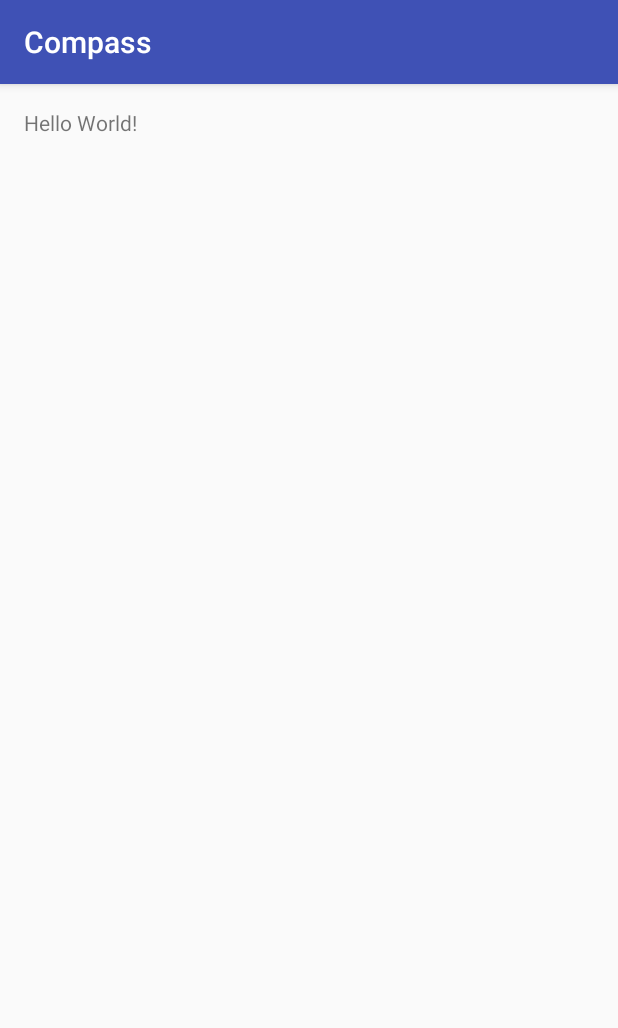
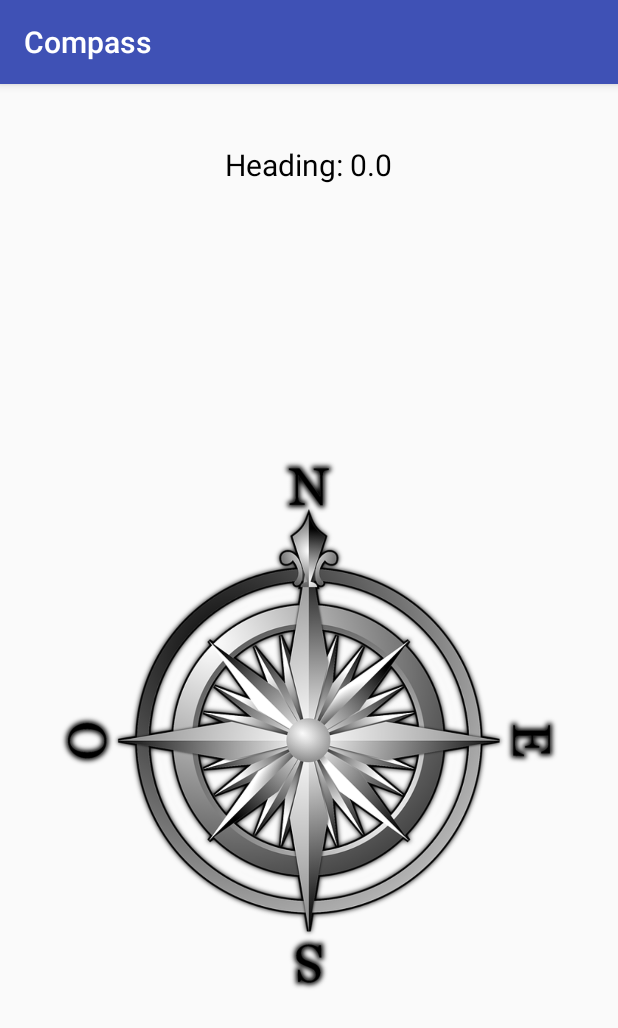
Before and after one commit to Krystev/compass, an Android app: the screen it shows after launch (MainActivity), on a phone screen of 412 x 824 dp. Shown: the top 1028 px of the screen. Run offline under Robolectric (Android 15) with nearby library versions, the light colour scheme and no system bars.

Commit message:
Compass image and TextView shows the user what degree is he heading

```diff
--- a/app/build.gradle
+++ b/app/build.gradle
@@ -23,4 +23,5 @@ dependencies {
     compile fileTree(dir: 'libs', include: ['*.jar'])
     testCompile 'junit:junit:4.12'
     compile 'com.android.support:appcompat-v7:23.4.0'
+    compile 'com.jakewharton:butterknife:8.2.1'
 }
--- a/app/src/main/java/com/inveitix/android/compass/MainActivity.java
+++ b/app/src/main/java/com/inveitix/android/compass/MainActivity.java
@@ -1,13 +1,26 @@
 package com.inveitix.android.compass;
 
+import android.hardware.Sensor;
+import android.hardware.SensorEvent;
+import android.hardware.SensorEventListener;
 import android.support.v7.app.AppCompatActivity;
 import android.os.Bundle;
 
-public class MainActivity extends AppCompatActivity {
+public class MainActivity extends AppCompatActivity implements SensorEventListener{
 
     @Override
     protected void onCreate(Bundle savedInstanceState) {
         super.onCreate(savedInstanceState);
         setContentView(R.layout.activity_main);
     }
+
+    @Override
+    public void onSensorChanged(SensorEvent event) {
+
+    }
+
+    @Override
+    public void onAccuracyChanged(Sensor sensor, int accuracy) {
+
+    }
 }
--- a/app/src/main/res/layout/activity_main.xml
+++ b/app/src/main/res/layout/activity_main.xml
@@ -1,16 +1,26 @@
 <?xml version="1.0" encoding="utf-8"?>
 <RelativeLayout xmlns:android="http://schemas.android.com/apk/res/android"
-    xmlns:tools="http://schemas.android.com/tools"
     android:layout_width="match_parent"
-    android:layout_height="match_parent"
-    android:paddingBottom="@dimen/activity_vertical_margin"
-    android:paddingLeft="@dimen/activity_horizontal_margin"
-    android:paddingRight="@dimen/activity_horizontal_margin"
-    android:paddingTop="@dimen/activity_vertical_margin"
-    tools:context="com.inveitix.android.compass.MainActivity">
+    android:layout_height="match_parent">
 
     <TextView
+        android:id="@+id/txt_heading"
         android:layout_width="wrap_content"
         android:layout_height="wrap_content"
-        android:text="Hello World!" />
+        android:layout_centerHorizontal="true"
+        android:textSize="20sp"
+        android:textColor="@android:color/black"
+        android:layout_marginBottom="20dp"
+        android:layout_marginTop="40dp"
+        android:text="@string/heading_0_0" />
+
+    <ImageView
+        android:id="@+id/img_compass"
+        android:layout_margin="40dp"
+        android:layout_width="wrap_content"
+        android:layout_height="wrap_content"
+        android:layout_below="@+id/txt_heading"
+        android:layout_centerHorizontal="true"
+        android:src="@drawable/compass"
+        />
 </RelativeLayout>
--- a/app/src/main/res/values/strings.xml
+++ b/app/src/main/res/values/strings.xml
@@ -1,3 +1,4 @@
 <resources>
     <string name="app_name">Compass</string>
+    <string name="heading_0_0">Heading: 0.0</string>
 </resources>
```
Also changed, not shown: app/src/main/res/drawable/compass.png (added).
